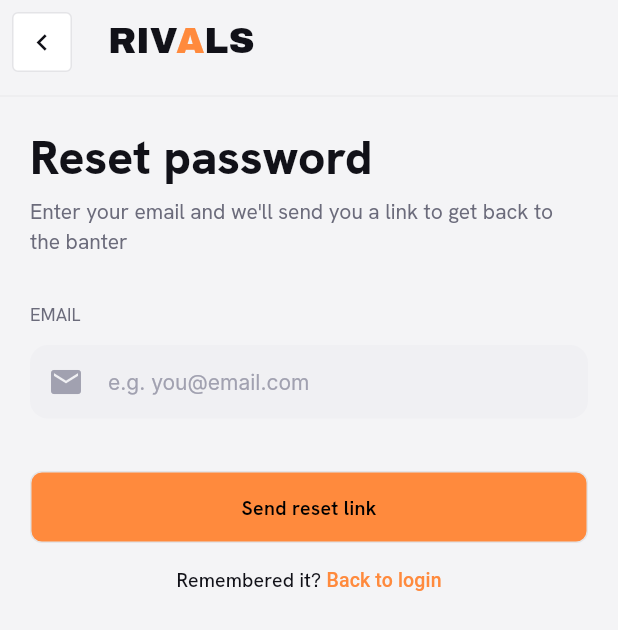
After one commit to AyomideCharles/Rivals, a Flutter app: the ForgotPassword screen opened directly, on a phone screen of 412 x 824 dp. The commit adds this screen. Shown: the top 630 px of the screen. Run offline on Flutter 3.47's test engine with Material 3 defaults, Android fonts, the phone set to English and light mode, and no system bars; our stand-ins replace flutter_screenutil, google_fonts, iconsax, shared_preferences; accounts and stored records are empty.

Commit message:
style: forgot password screen added, auth design completed

```diff
--- /dev/null
+++ b/lib/features/auth/forgot_password.dart
@@ -0,0 +1,60 @@
+import 'package:flutter/material.dart';
+import 'package:rivals/core/theme/app_theme.dart';
+import 'package:rivals/shared/app_bar.dart';
+import 'package:rivals/shared/app_button.dart';
+import 'package:rivals/shared/app_textfield.dart';
+
+class ForgotPassword extends StatelessWidget {
+  const ForgotPassword({super.key});
+
+  @override
+  Widget build(BuildContext context) {
+    return Scaffold(
+      appBar: CustomAppBar(showLogo: true),
+      body: Column(
+        crossAxisAlignment: CrossAxisAlignment.start,
+        children: [
+          Divider(height: 16),
+          Padding(
+            padding: const EdgeInsets.fromLTRB(20, 10, 20, 20),
+            child: Column(
+              crossAxisAlignment: CrossAxisAlignment.start,
+
+              children: [
+                Text('Reset password', style: context.tt.displayLarge),
+                SizedBox(height: 4),
+                Text(
+                  "Enter your email and we'll send you a link to get back to the banter",
+                ),
+                SizedBox(height: 30),
+                Text('EMAIL', style: context.tt.bodySmall),
+                SizedBox(height: 12),
+                AppTextField(
+                  hint: 'e.g. you@email.com',
+                  prefixIcon: Icon(Icons.mail),
+                ),
+                SizedBox(height: 35),
+                AppButton(label: 'Send reset link', onPressed: () {}),
+                SizedBox(height: 15),
+                Center(
+                  child: RichText(
+                    text: TextSpan(
+                      style: context.tt.titleSmall,
+                      children: [
+                        TextSpan(text: 'Remembered it? '),
+                        TextSpan(
+                          text: 'Back to login',
+                          style: TextStyle(color: AppTheme.accent),
+                        ),
+                      ],
+                    ),
+                  ),
+                ),
+              ],
+            ),
+          ),
+        ],
+      ),
+    );
+  }
+}
--- a/lib/features/auth/login.dart
+++ b/lib/features/auth/login.dart
@@ -1,6 +1,7 @@
 import 'package:flutter/material.dart';
 import 'package:iconsax/iconsax.dart';
 import 'package:rivals/core/theme/app_theme.dart';
+import 'package:rivals/features/auth/forgot_password.dart';
 import 'package:rivals/shared/app_bar.dart';
 import 'package:rivals/shared/app_button.dart';
 import 'package:rivals/shared/app_textfield.dart';
@@ -66,11 +67,19 @@ class _LoginState extends State<Login> {
                   suffixIcon: Icon(Iconsax.eye),
                 ),
                 SizedBox(height: 8),
-                Align(
-                  alignment: AlignmentGeometry.centerRight,
-                  child: Text(
-                    'Forgot password?',
-                    style: TextStyle(color: AppTheme.accent),
+                GestureDetector(
+                  onTap: () {
+                    Navigator.push(
+                      context,
+                      MaterialPageRoute(builder: (context) => ForgotPassword()),
+                    );
+                  },
+                  child: Align(
+                    alignment: AlignmentGeometry.centerRight,
+                    child: Text(
+                      'Forgot password?',
+                      style: TextStyle(color: AppTheme.accent),
+                    ),
                   ),
                 ),
                 SizedBox(height: 35),
```
